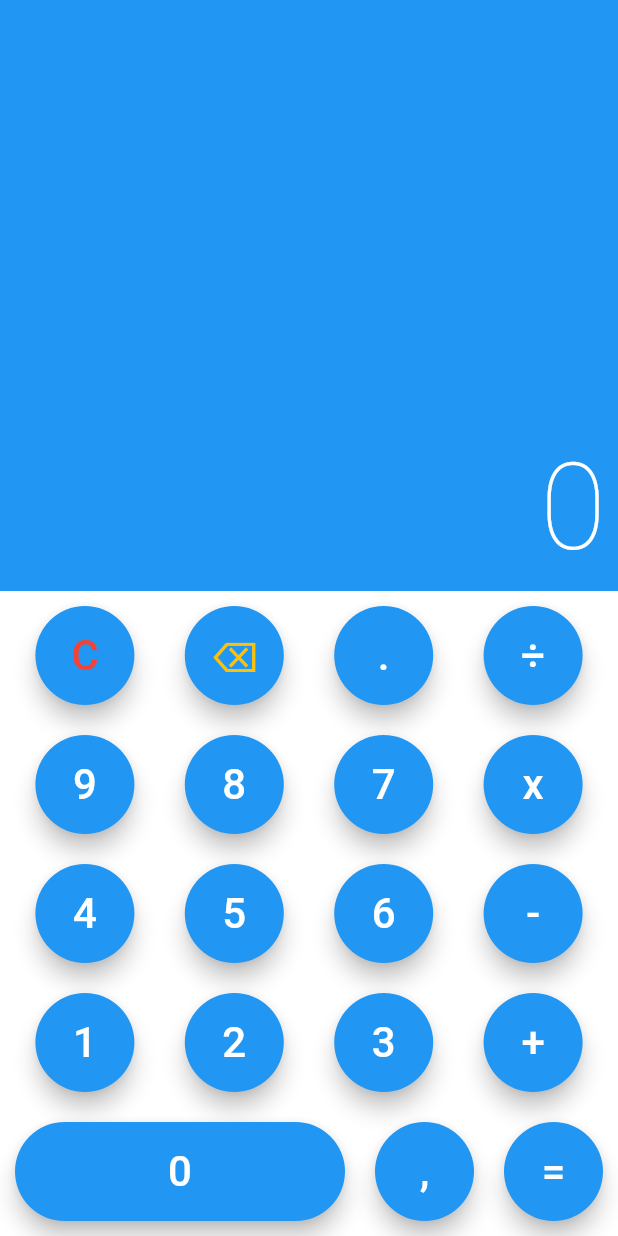
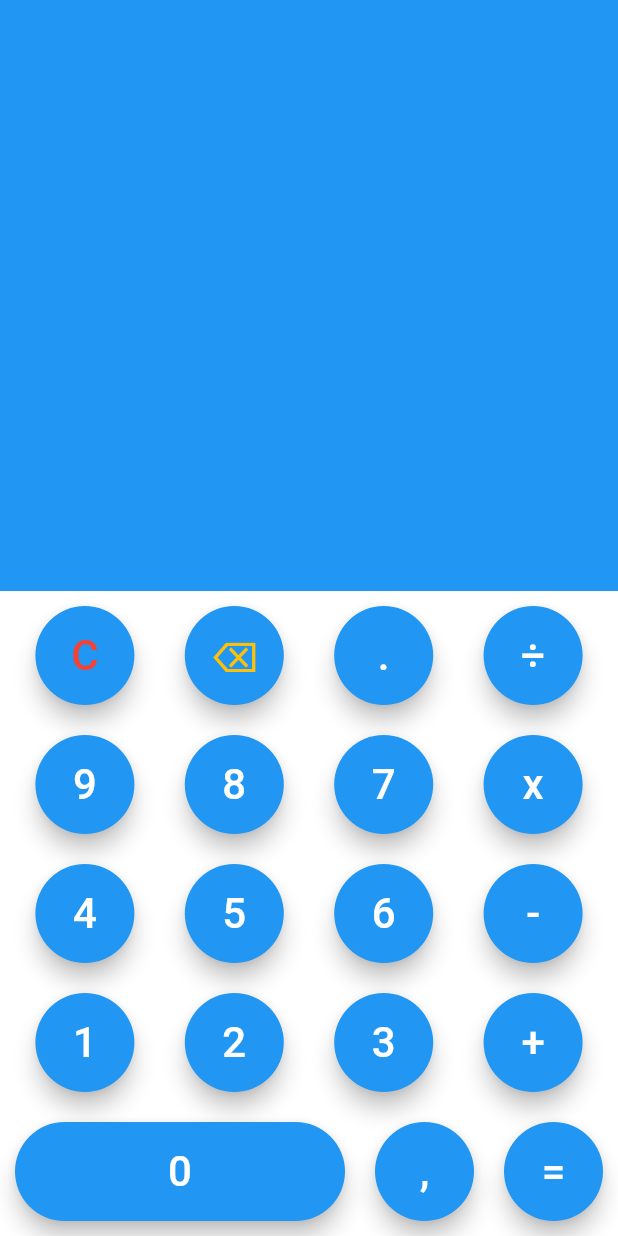
Before and after one commit to Ednacio/lovepeople-calculadora, a Flutter app: the screen it shows after launch, on a phone screen of 412 x 824 dp. Run offline on Flutter 3.47's test engine with Material 2 defaults, Android fonts, the phone set to English and light mode, and no system bars; drawn by our look-alikes of auto_size_text; our stand-ins replace math_expressions.

Commit message:
ajustes logica

```diff
--- a/lib/components/calc_buttons.dart
+++ b/lib/components/calc_buttons.dart
@@ -102,6 +102,7 @@ class CalcButtons extends StatelessWidget {
           ],
         ),
         Row(
+          mainAxisAlignment: MainAxisAlignment.spaceEvenly,
           children: <Widget>[
             Expanded(
               child: CalcButton(
--- a/lib/components/calc_display.dart
+++ b/lib/components/calc_display.dart
@@ -4,7 +4,8 @@ import 'package:flutter/material.dart';
 
 class CalcDisplay extends StatelessWidget {
   final String? text;
-  CalcDisplay(this.text);
+  final String? equation;
+  CalcDisplay(this.text, this.equation);
 
   @override
   Widget build(BuildContext context) {
@@ -16,6 +17,22 @@ class CalcDisplay extends StatelessWidget {
           mainAxisAlignment: MainAxisAlignment.end,
           crossAxisAlignment: CrossAxisAlignment.stretch,
           children: <Widget>[
+            Padding(
+              padding: const EdgeInsets.all(8.0),
+              child: AutoSizeText(
+                equation!,
+                minFontSize: 18,
+                maxFontSize: 40,
+                maxLines: 1,
+                textAlign: TextAlign.end,
+                style: TextStyle(
+                  fontWeight: FontWeight.w100,
+                  decoration: TextDecoration.none,
+                  fontSize: 40,
+                  color: Colors.white,
+                ),
+              ),
+            ),
             Padding(
               padding: const EdgeInsets.all(8.0),
               child: AutoSizeText(
--- a/lib/models/calc_memory.dart
+++ b/lib/models/calc_memory.dart
@@ -1,25 +1,25 @@
 import 'dart:math';
-
 import 'package:math_expressions/math_expressions.dart';
 
 class CalcMemory {
-  String equation = '0';
-  String result = '0';
+  String equation = '';
+  String result = '';
   String expression = '';
 
   void applyCommand(String command) {
     if (command == 'C') {
       result = '0';
-      equation = '0';
+      equation = '';
+      expression = '';
     } else if (command == '⌫') {
       equation = equation.substring(0, equation.length - 1);
       if (equation == '') {
-        equation = '0';
+        equation = '';
       }
     } else if (command == '=') {
       expression = equation;
-      expression = expression.replaceAll('x', '+');
-      expression = expression.replaceAll('÷', '-');
+      expression = expression.replaceAll('x', '*');
+      expression = expression.replaceAll('÷', '/');
 
       try {
         Parser p = Parser();
@@ -31,7 +31,7 @@ class CalcMemory {
         result = 'Error';
       }
     } else {
-      if (equation == 'o') {
+      if (equation == '') {
         equation = command;
       } else {
         equation = equation + command;
--- a/lib/screens/myapp_widget.dart
+++ b/lib/screens/myapp_widget.dart
@@ -33,7 +33,7 @@ class _MyAppState extends State<MyApp> {
             child: Column(
               mainAxisAlignment: MainAxisAlignment.end,
               children: <Widget>[
-                CalcDisplay(calcMemory.value),
+                CalcDisplay(calcMemory.result, calcMemory.equation),
                 CalcButtons(_onPressed),
               ],
             ),
```
Also changed, not shown: 5 other files.
